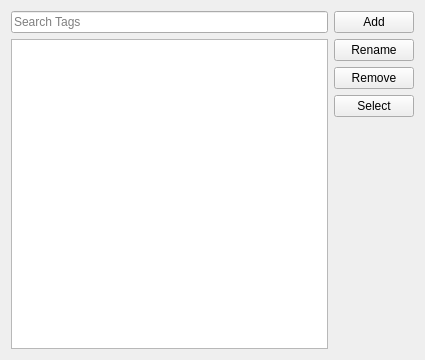
The window that src/views/ui_files/forms/tag_form.ui (JakubFranek/Kapytal) describes before a commit, drawn with Qt 5.
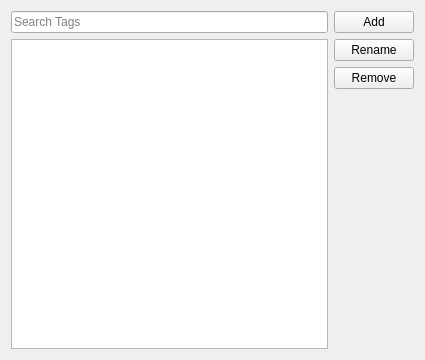
The same window after the commit.

```diff
--- a/src/views/ui_files/forms/tag_form.ui
+++ b/src/views/ui_files/forms/tag_form.ui
@@ -86,13 +86,6 @@
        </property>
       </widget>
      </item>
-     <item>
-      <widget class="QPushButton" name="selectButton">
-       <property name="text">
-        <string>Select</string>
-       </property>
-      </widget>
-     </item>
      <item>
       <spacer name="verticalSpacer">
        <property name="orientation">
```
